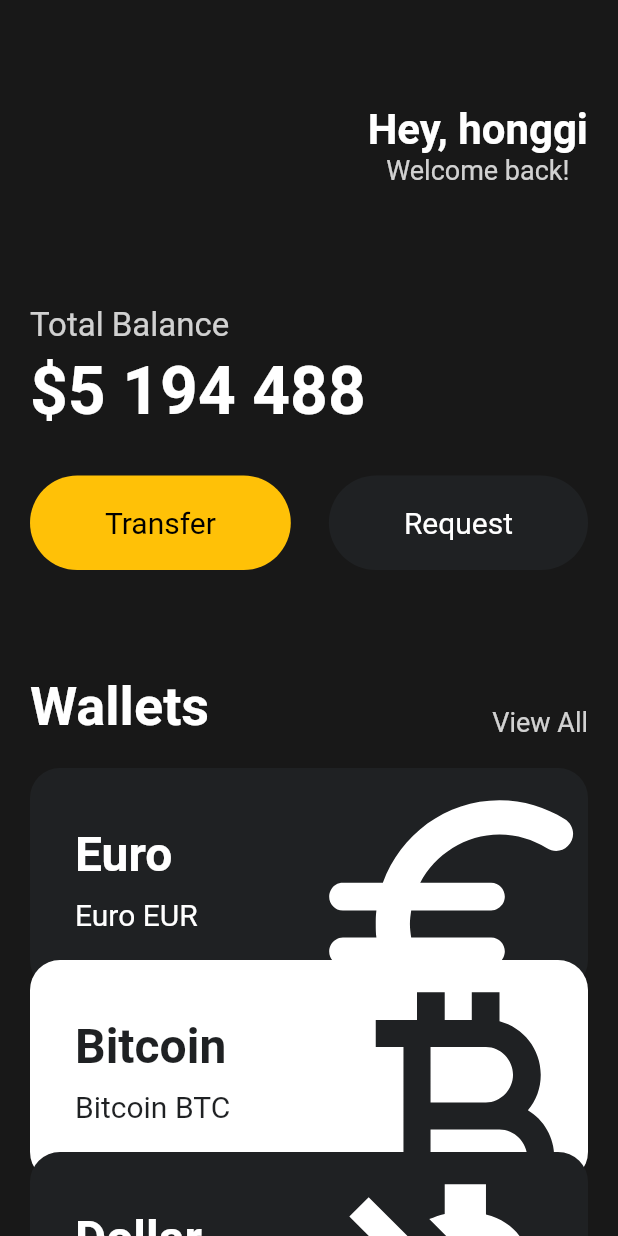
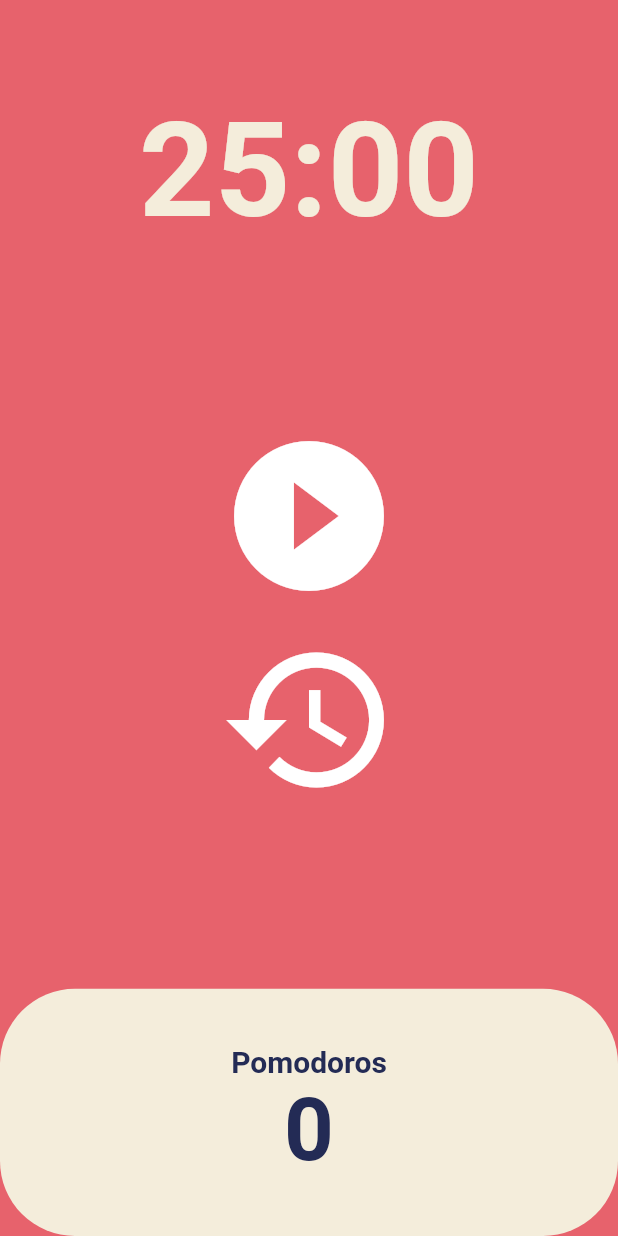
Before and after one commit to goodday860726/tooflix, a Flutter app: the screen it shows after launch, on a phone screen of 412 x 824 dp. Run offline on Flutter 3.47's test engine with Material 2 defaults, Android fonts, the light colour scheme and no system bars.

Commit message:
pomodorTimer

```diff
--- a/lib/main.dart
+++ b/lib/main.dart
@@ -1,6 +1,5 @@
 import 'package:flutter/material.dart';
-import 'package:tooflix/widgets/button.dart';
-import 'package:tooflix/widgets/card.dart';
+import 'package:tooflix/screens/home_screen.dart';
 
 void main() {
   runApp(App());
@@ -10,134 +9,16 @@
   @override
   Widget build(BuildContext context) {
     return MaterialApp(
-      home: Scaffold(
-        backgroundColor: const Color(0xFF181818),
-        body: SingleChildScrollView(
-          child: Padding(
-            padding: const EdgeInsets.symmetric(horizontal: 20),
-            child: Column(
-              crossAxisAlignment: CrossAxisAlignment.start,
-              children: [
-                const SizedBox(
-                  height: 70,
-                ),
-                Row(
-                  mainAxisAlignment: MainAxisAlignment.end,
-                  children: [
-                    Column(
-                      children: [
-                        const Text(
-                          'Hey, honggi',
-                          style: TextStyle(
-                              color: Colors.white,
-                              fontSize: 28,
-                              fontWeight: FontWeight.w600),
-                        ),
-                        Text(
-                          'Welcome back!',
-                          style: TextStyle(
-                              color: Colors.white.withOpacity(0.8),
-                              fontSize: 18),
-                        ),
-                      ],
-                    )
-                  ],
-                ),
-                const SizedBox(
-                  height: 80,
-                ),
-                Text(
-                  'Total Balance',
-                  style: TextStyle(
-                    fontSize: 22,
-                    color: Colors.white.withOpacity(0.8),
-                  ),
-                ),
-                const SizedBox(
-                  height: 5,
-                ),
-                const Text(
-                  '\$5 194 488',
-                  style: TextStyle(
-                    fontSize: 44,
-                    fontWeight: FontWeight.w600,
-                    color: Colors.white,
-                  ),
-                ),
-                const SizedBox(
-                  height: 30,
-                ),
-                Row(
-                  mainAxisAlignment: MainAxisAlignment.spaceBetween,
-                  children: const [
-                    Button(
-                      text: 'Transfer',
-                      bgColor: Colors.amber,
-                      textColor: Colors.black,
-                    ),
-                    Button(
-                      text: 'Request',
-                      bgColor: Color(0xFF1F2123),
-                      textColor: Colors.white,
-                    ),
-                  ],
-                ),
-                const SizedBox(
-                  height: 70,
-                ),
-                Row(
-                  mainAxisAlignment: MainAxisAlignment.spaceBetween,
-                  crossAxisAlignment: CrossAxisAlignment.end,
-                  children: [
-                    const Text(
-                      'Wallets',
-                      style: TextStyle(
-                        color: Colors.white,
-                        fontSize: 36,
-                        fontWeight: FontWeight.w600,
-                      ),
-                    ),
-                    Text(
-                      'View All',
-                      style: TextStyle(
-                        color: Colors.white.withOpacity(0.8),
-                        fontSize: 18,
-                      ),
-                    ),
-                  ],
-                ),
-                const SizedBox(
-                  height: 20,
-                ),
-                const CurrencyCard(
-                  currencyText: 'Euro',
-                  amount: '6 428',
-                  currencyType: 'EUR',
-                  currencyIcon: Icons.euro_rounded,
-                  isInverted: false,
-                  order: 0,
-                ),
-                const CurrencyCard(
-                  currencyText: 'Bitcoin',
-                  amount: '9 887',
-                  currencyType: 'BTC',
-                  currencyIcon: Icons.currency_bitcoin,
-                  isInverted: true,
-                  order: 1,
-                ),
-                const CurrencyCard(
-                  currencyText: 'Dollar',
-                  amount: '456',
-                  currencyType: 'USD',
-                  currencyIcon: Icons.money_off_csred_outlined,
-                  isInverted: false,
-                  order: 2,
-                ),
-              ],
-            ),
+      theme: ThemeData(
+        backgroundColor: const Color(0xFFE7626C),
+        textTheme: const TextTheme(
+          headline1: TextStyle(
+            color: Color(0xFF232B55),
           ),
         ),
+        cardColor: const Color(0xFFF4EDDB),
       ),
+      home: const HomeScreen(),
     );
   }
 }
--- /dev/null
+++ b/lib/screens/home_screen.dart
@@ -0,0 +1,149 @@
+import 'dart:async';
+
+import 'package:flutter/material.dart';
+
+class HomeScreen extends StatefulWidget {
+  const HomeScreen({super.key});
+
+  @override
+  State<HomeScreen> createState() => _HomeScreenState();
+}
+
+class _HomeScreenState extends State<HomeScreen> {
+  static const twentyFiveMins = 1500;
+  int totalSeconds = twentyFiveMins;
+  bool isRunning = false;
+  int totalPomodoros = 0;
+  late Timer timer;
+
+  void onTick(Timer timer) {
+    if (totalSeconds == 0) {
+      setState(() {
+        totalPomodoros = totalPomodoros + 1;
+        isRunning = false;
+        totalSeconds = twentyFiveMins;
+      });
+      timer.cancel();
+    } else {
+      setState(() {
+        totalSeconds = totalSeconds - 1;
+      });
+    }
+  }
+
+  void onStartPressed() {
+    timer = Timer.periodic(
+      const Duration(seconds: 1),
+      onTick,
+    );
+    setState(() {
+      isRunning = true;
+    });
+  }
+
+  void onPausePressed() {
+    timer.cancel();
+    setState(() {
+      isRunning = false;
+    });
+  }
+
+  void onRestartPressed() {
+    timer.cancel();
+    setState(() {
+      isRunning = false;
+      totalSeconds = twentyFiveMins;
+    });
+  }
+
+  String format(int seconds) {
+    var duration = Duration(seconds: seconds);
+    return duration.toString().substring(2, 7);
+  }
+
+  @override
+  Widget build(BuildContext context) {
+    return Scaffold(
+      backgroundColor: Theme.of(context).backgroundColor,
+      body: Column(
+        children: [
+          Flexible(
+            flex: 1,
+            child: Container(
+              alignment: Alignment.bottomCenter,
+              child: Text(
+                format(totalSeconds),
+                style: TextStyle(
+                  color: Theme.of(context).cardColor,
+                  fontSize: 88,
+                  fontWeight: FontWeight.w600,
+                ),
+              ),
+            ),
+          ),
+          Flexible(
+            flex: 3,
+            child: Column(
+              mainAxisAlignment: MainAxisAlignment.center,
+              children: [
+                Center(
+                  child: IconButton(
+                    onPressed: isRunning ? onPausePressed : onStartPressed,
+                    icon: Icon(isRunning
+                        ? Icons.pause_circle_filled_outlined
+                        : Icons.play_circle_fill_outlined),
+                    iconSize: 120,
+                    color: Theme.of(context).bottomAppBarColor,
+                  ),
+                ),
+                Center(
+                  child: IconButton(
+                    onPressed: onRestartPressed,
+                    icon: const Icon(Icons.restore),
+                    iconSize: 120,
+                    color: Theme.of(context).bottomAppBarColor,
+                  ),
+                ),
+              ],
+            ),
+          ),
+          Flexible(
+            flex: 1,
+            child: Row(
+              children: [
+                Expanded(
+                  child: Container(
+                    decoration: BoxDecoration(
+                        color: Theme.of(context).cardColor,
+                        borderRadius: BorderRadius.circular(50)),
+                    child: Column(
+                      mainAxisAlignment: MainAxisAlignment.center,
+                      children: [
+                        Text(
+                          'Pomodoros',
+                          style: TextStyle(
+                            fontSize: 20,
+                            color: Theme.of(context).textTheme.headline1!.color,
+                            fontWeight: FontWeight.w600,
+                          ),
+                        ),
+                        Text(
+                          '$totalPomodoros',
+                          style: TextStyle(
+                            fontSize: 58,
+                            color: Theme.of(context).textTheme.headline1!.color,
+                            fontWeight: FontWeight.w600,
+                          ),
+                        ),
+                      ],
+                    ),
+                  ),
+                ),
+              ],
+            ),
+          ),
+        ],
+      ),
+    );
+  }
+}
```
Also changed, not shown: lib/widgets/cards.dart (added, +139 -0 lines), 1 other file.
